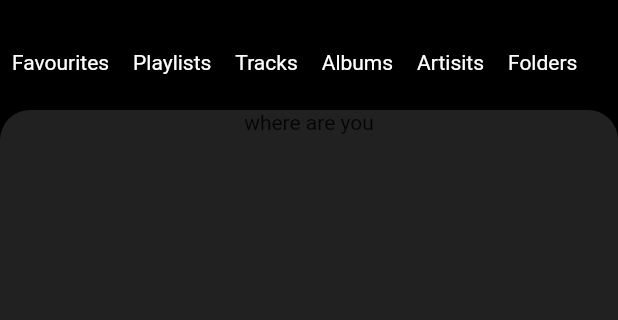
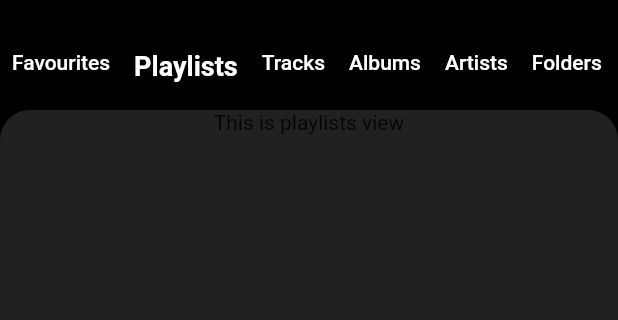
Before and after one commit to Zinoe001/music_app, a Flutter app: the screen it shows after launch, after a tap on "Playlists", on a phone screen of 412 x 824 dp, the part 103-423 px from its top. Run offline on Flutter 3.47's test engine with Material 2 defaults, Android fonts, the phone set to English and light mode, and no system bars.

Commit message:
home page ui complete

```diff
--- /dev/null
+++ b/lib/utils/functions.dart
@@ -0,0 +1,26 @@
+import 'package:music_app/views/albums_view.dart';
+import 'package:music_app/views/artists_view.dart';
+import 'package:music_app/views/favourites_view.dart';
+import 'package:music_app/views/folders_view.dart';
+import 'package:music_app/views/playlists_view.dart';
+import 'package:music_app/views/tracks_view.dart';
+
+class MusicFunctions {
+  view(String item) {
+    if (item == "Favourites") {
+      return const FavouritesView();
+    } else if (item == "Albums") {
+      return const AlbumsView();
+    } else if (item == "Artists") {
+      return const ArtistsView();
+    } else if (item == "Folders") {
+      return const FoldersView();
+    } else if (item == "Playlists") {
+      return const PlaylistsView();
+    } else if (item == "Tracks") {
+      return const TracksView();
+    } else {
+      return;
+    }
+  }
+}
--- /dev/null
+++ b/lib/views/favourites_view.dart
@@ -0,0 +1,14 @@
+import 'package:flutter/material.dart';
+
+class FavouritesView extends StatelessWidget {
+  const FavouritesView({super.key});
+
+  @override
+  Widget build(BuildContext context) {
+    return Column(
+      children: [
+        Text("This is favourites view"),
+      ],
+    );
+  }
+}
--- a/lib/views/home_view.dart
+++ b/lib/views/home_view.dart
@@ -1,19 +1,34 @@
 import 'package:flutter/material.dart';
+import 'package:music_app/utils/functions.dart';
+import 'package:music_app/views/favourites_view.dart';
+// import 'package:music_app/views/albums_view.dart';
+// import 'package:music_app/views/artists_view.dart';
+// import 'package:music_app/views/favourites_view.dart';
+// import 'package:music_app/views/folders_view.dart';
+// import 'package:music_app/views/playlists_view.dart';
+// import 'package:music_app/views/tracks_view.dart';
 
-class HomeView extends StatelessWidget {
+class HomeView extends StatefulWidget {
   const HomeView({super.key});
 
   @override
-  Widget build(BuildContext context) {
-    List<String> item = [
+  State<HomeView> createState() => _HomeViewState();
+}
+
+class _HomeViewState extends State<HomeView> {
+  MusicFunctions functions = MusicFunctions();
+  List<String> musicFolders = [
     "Favourites",
     "Playlists",
     "Tracks",
     "Albums",
-      "Artisits",
+    "Artists",
     "Folders"
   ];
-    double size;
+  late int selected = 0;
+  late String item = "Favourites";
+  @override
+  Widget build(BuildContext context) {
     return Scaffold(
       body: Container(
         color: Colors.black,
@@ -47,17 +62,25 @@ class HomeView extends StatelessWidget {
               height: 50,
               child: ListView.builder(
                   scrollDirection: Axis.horizontal,
-                  itemCount: item.length,
-                  itemBuilder: (context, index) => InkWell(
-                        onTap: () {},
-                        child: Padding(
+                  itemCount: musicFolders.length,
+                  itemBuilder: (context, index) => Padding(
                         padding: const EdgeInsets.symmetric(
                             horizontal: 8, vertical: 10),
+                        child: InkWell(
+                          onTap: () {
+                            setState(() {
+                              selected = index;
+                              item = musicFolders[index];
+                            });
+                          },
                           child: Text(
-                            item[index],
+                            musicFolders[index],
                             style: TextStyle(
                               color: Colors.white,
-                              fontSize: 14,
+                              fontSize: selected == index ? 18 : 14,
+                              fontWeight: selected == index
+                                  ? FontWeight.w700
+                                  : FontWeight.w500,
                             ),
                           ),
                         ),
@@ -72,13 +95,14 @@ class HomeView extends StatelessWidget {
                     borderRadius: const BorderRadius.only(
                         topLeft: Radius.circular(20),
                         topRight: Radius.circular(20))),
-                child: Column(
-                  children: [
-                    Text("where are you"),
-                  ],
+                child: functions.view(item),
+                // Column(
+                //   children: [
+                //     Text("where are you"),
+                //   ],
+                // ),
               ),
-              ),
-            ),
+            )
           ],
         ),
       ),
--- /dev/null
+++ b/lib/views/playlists_view.dart
@@ -0,0 +1,13 @@
+import 'package:flutter/material.dart';
+class PlaylistsView extends StatelessWidget {
+  const PlaylistsView({super.key});
+
+  @override
+  Widget build(BuildContext context) {
+    return Column(
+      children: [
+        Text("This is playlists view"),
+      ],
+    );
+  }
+}
```
Also changed, not shown: lib/views/albums_view.dart (added, +13 -0 lines), lib/views/artists_view.dart (added, +13 -0 lines), lib/views/folders_view.dart (added, +13 -0 lines), lib/views/tracks_view.dart (added, +13 -0 lines). Lines whose indentation alone changed are shown as unchanged.
